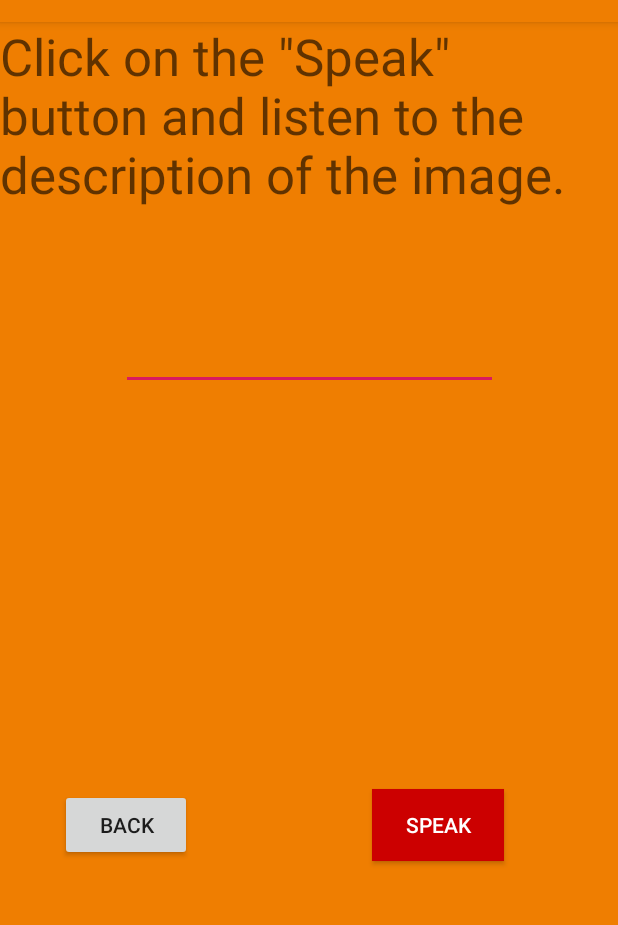
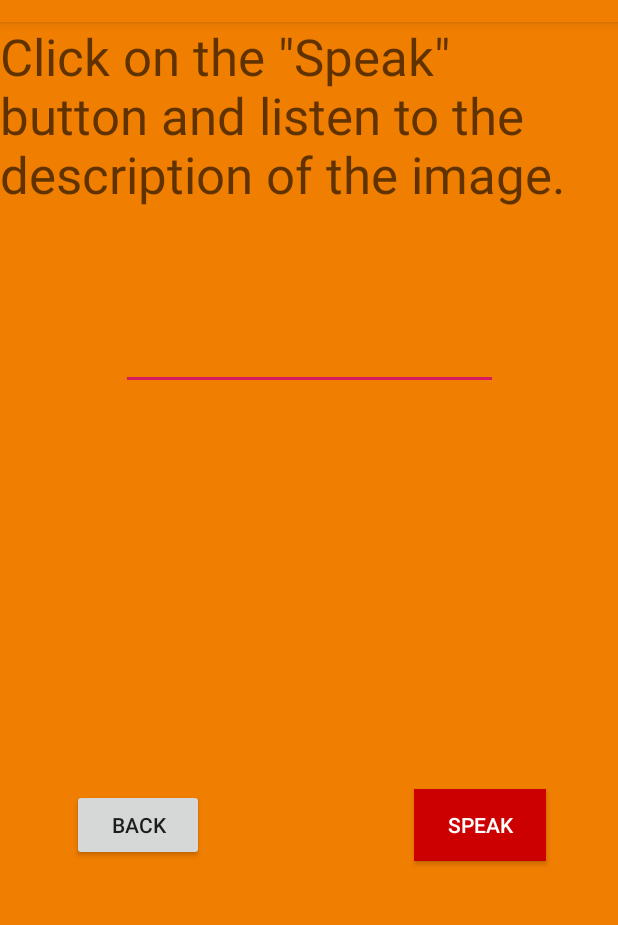
Before and after one commit to valeins/finalproject_Sight-to-Sound, an Android app: the TextActivity screen opened directly, with no data from a screen before it, on a phone screen of 412 x 824 dp, the part 62-987 px from its top. Run offline under Robolectric (Android 15) with nearby library versions, the phone set to English and light mode, and no system bars; our stand-ins replace Volley; Roboto replaces fonts that are not available here; 1 statement that could not run was skipped.

Commit message:
APP done

```diff
--- a/app/src/main/res/layout/activity_text.xml
+++ b/app/src/main/res/layout/activity_text.xml
@@ -21,8 +21,8 @@
         android:id="@+id/text_back"
         android:layout_width="wrap_content"
         android:layout_height="wrap_content"
-        android:layout_marginStart="40dp"
-        android:layout_marginLeft="40dp"
+        android:layout_marginStart="48dp"
+        android:layout_marginLeft="48dp"
         android:layout_marginTop="400dp"
         android:layout_marginBottom="97dp"
         android:text="Back"
@@ -34,8 +34,6 @@
         android:id="@+id/text_speak"
         android:layout_width="wrap_content"
         android:layout_height="wrap_content"
-        android:layout_marginStart="92dp"
-        android:layout_marginLeft="92dp"
         android:layout_marginTop="400dp"
         android:layout_marginEnd="48dp"
         android:layout_marginRight="48dp"
@@ -45,7 +43,6 @@
         android:textAppearance="@style/TextAppearance.AppCompat.Widget.Button.Colored"
         app:layout_constraintBottom_toBottomOf="parent"
         app:layout_constraintEnd_toEndOf="parent"
-        app:layout_constraintStart_toEndOf="@+id/text_back"
         app:layout_constraintTop_toTopOf="parent" />
 
     <EditText
```
Also changed, not shown: app/src/main/ic_launcher_new-web.png, app/src/main/res/mipmap-hdpi/ic_launcher_foreground_new.png, app/src/main/res/mipmap-hdpi/ic_launcher_new.png, app/src/main/res/mipmap-hdpi/ic_launcher_new_round.png, app/src/main/res/mipmap-mdpi/ic_launcher_foreground_new.png, app/src/main/res/mipmap-mdpi/ic_launcher_new.png, app/src/main/res/mipmap-mdpi/ic_launcher_new_round.png, app/src/main/res/mipmap-xhdpi/ic_launcher_foreground_new.png, app/src/main/res/mipmap-xhdpi/ic_launcher_new.png, app/src/main/res/mipmap-xhdpi/ic_launcher_new_round.png, app/src/main/res/mipmap-xxhdpi/ic_launcher_foreground_new.png, app/src/main/res/mipmap-xxhdpi/ic_launcher_new.png, app/src/main/res/mipmap-xxhdpi/ic_launcher_new_round.png, app/src/main/res/mipmap-xxxhdpi/ic_launcher_foreground_new.png, 2 more files.
